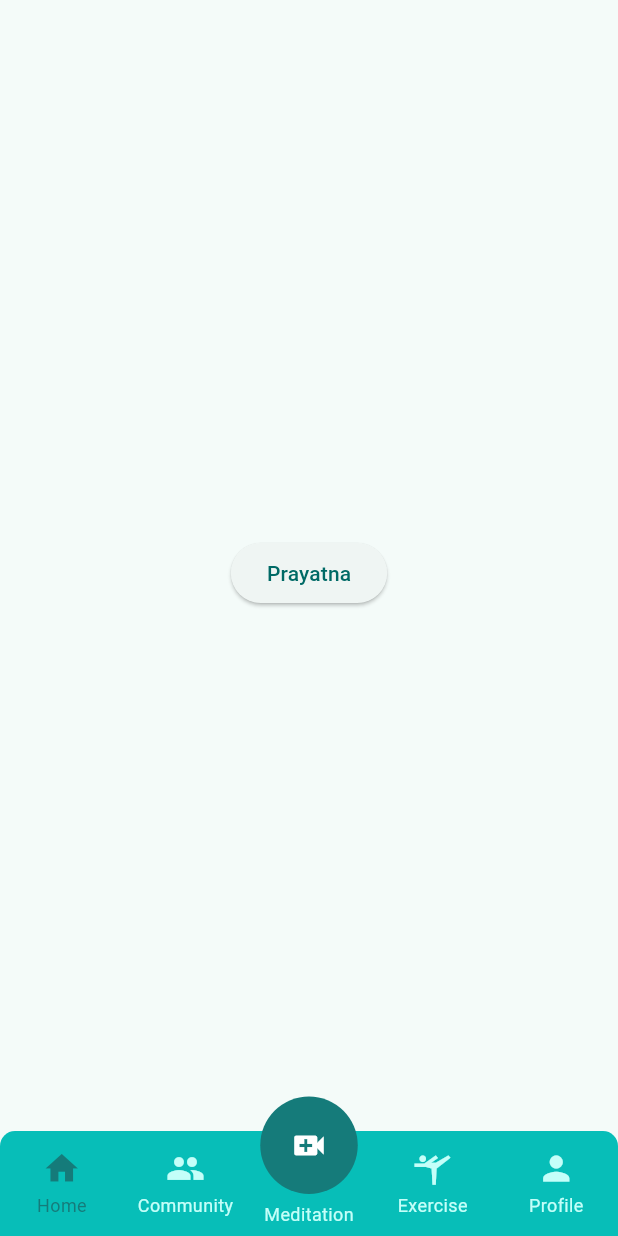
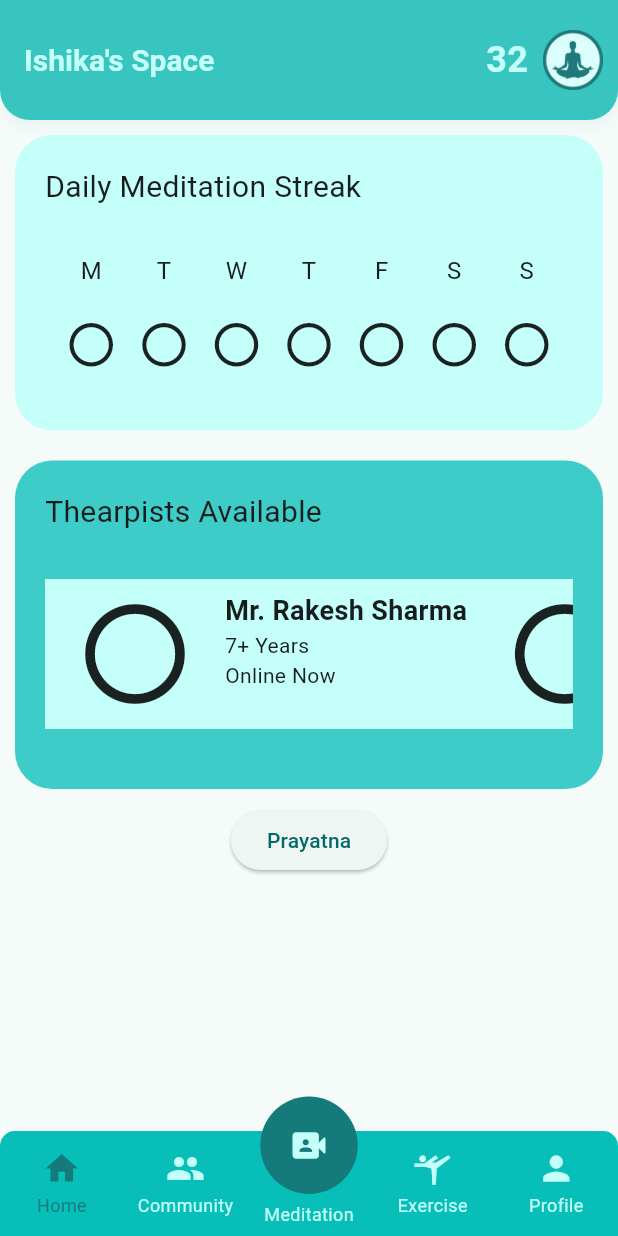
Before and after one commit to chiragbachwani/antarmitra, a Flutter app: the NavBar widget shown alone on an empty page, opened directly, on a phone screen of 412 x 824 dp. Run offline on Flutter 3.47's test engine with Material 3 defaults, Android fonts, the phone set to English and light mode, and no system bars; drawn by our look-alikes of persistent_bottom_nav_bar; our stand-ins replace cloud_firestore, firebase_auth, firebase_core, flutter_onboarding_slider, get, google_sign_in and 2 more; accounts and stored records are empty; network calls fail.

Commit message:
homescreen ui

```diff
--- /dev/null
+++ b/devtools_options.yaml
@@ -0,0 +1 @@
+extensions:
--- a/lib/navBar.dart
+++ b/lib/navBar.dart
@@ -1,10 +1,11 @@
-import 'package:antarmitra/screens/Homesceen.dart';
+// import 'package:antarmitra/screens/Homesceen.dart';
 import 'package:antarmitra/screens/community.dart';
 import 'package:antarmitra/screens/exercise.dart';
 import 'package:antarmitra/screens/meditation.dart';
 import 'package:antarmitra/screens/profile.dart';
 import 'package:antarmitra/utils/app_color.dart';
-import 'package:antarmitra/widgets/mediationDialog.dart';
+import 'package:antarmitra/screens/mediationDialog.dart';
+import 'package:antarmitra/screens/homescreen.dart';
 import 'package:flutter/material.dart';
 import 'package:persistent_bottom_nav_bar/persistent_tab_view.dart';
 
@@ -19,7 +20,7 @@
 
     List<Widget> buildScreens() {
       return [
-        const Home(),
+        Home(),
         const Community(),
         const DialogMeditation(),
         const Exercise(),
@@ -42,8 +43,10 @@
           activeColorPrimary: AppColor.sixth,
         ),
         PersistentBottomNavBarItem(
-          icon: const Icon(Icons.video_call),
+          icon: const Icon(Icons.video_camera_front_rounded),
           title: ("Meditation"),
+          activeColorSecondary: AppColor.fifth,
+          inactiveColorSecondary: AppColor.sixth,
           inactiveColorPrimary: AppColor.fifth,
           activeColorPrimary: AppColor.sixth,
         ),
--- a/lib/screens/homesceen.dart
+++ /dev/null
@@ -1,26 +0,0 @@
-import 'package:antarmitra/controller/homecontroller.dart';
-import 'package:antarmitra/routes/route_name.dart';
-import 'package:antarmitra/screens/prayatnascreen.dart';
-import 'package:flutter/material.dart';
-import 'package:get/get.dart';
-
-class Home extends StatelessWidget {
-  const Home({super.key});
-
-  @override
-  Widget build(BuildContext context) {
-    var controller = Get.find<homeController>();
-    return Scaffold(
-      body: Center(
-        child: Container(
-          child: ElevatedButton(
-            child: Text("Prayatna"),
-            onPressed: () {
-              Get.to( ()=>prayatnaCode());
-            },
-          ),
-        ),
-      ),
-    );
-  }
-}
--- /dev/null
+++ b/lib/screens/homescreen.dart
@@ -0,0 +1,191 @@
+import 'package:antarmitra/controller/homecontroller.dart';
+import 'package:antarmitra/routes/route_name.dart';
+import 'package:antarmitra/screens/prayatnascreen.dart';
+import 'package:antarmitra/utils/app_color.dart';
+import 'package:antarmitra/utils/app_constants.dart';
+import 'package:antarmitra/widgets/appBar.dart';
+import 'package:flutter/cupertino.dart';
+import 'package:flutter/material.dart';
+import 'package:flutter/widgets.dart';
+import 'package:get/get.dart';
+
+class Therapist {
+  final String name;
+  final String experience;
+  final bool isOnline;
+
+  Therapist({
+    required this.name,
+    required this.experience,
+    required this.isOnline,
+  });
+}
+
+class Home extends StatelessWidget {
+  Home({super.key});
+
+  final List<Therapist> therapists = [
+    Therapist(
+        name: "Mr. Rakesh Sharma", experience: "7+ Years", isOnline: true),
+    Therapist(name: "Ms. Priya Singh", experience: "5+ Years", isOnline: false),
+    Therapist(
+        name: "Dr. Rajesh Verma", experience: "10+ Years", isOnline: true),
+    // Add more therapists as needed
+  ];
+
+  @override
+  Widget build(BuildContext context) {
+    // var controller = Get.find<homeController>();
+    return Scaffold(
+        appBar: buildAppBar(text: 'Ishika\'s Space'),
+        body: Column(
+          children: [
+            SingleChildScrollView(
+                child: Container(
+              padding: const EdgeInsets.all(10),
+              child: Column(
+                children: [
+                  // const SizedBox(height: 20),
+                  // ignore: avoid_unnecessary_containers
+                  Container(
+                      decoration: BoxDecoration(
+                        borderRadius: BorderRadius.circular(25),
+                        color: AppColor.fifth,
+                      ),
+                      // color: AppColor.fifth,
+                      padding: const EdgeInsets.all(20),
+                      child: Column(
+                        children: [
+                          const Align(
+                            alignment: Alignment.centerLeft,
+                            child: Text('Daily Meditation Streak',
+                                style: TextStyle(fontSize: 20)),
+                          ),
+                          const SizedBox(height: 30),
+                          Row(
+                            mainAxisAlignment: MainAxisAlignment.spaceEvenly,
+                            children: [
+                              buildDay("M"),
+                              buildDay("T"),
+                              buildDay("W"),
+                              buildDay("T"),
+                              buildDay("F"),
+                              buildDay("S"),
+                              buildDay("S"),
+                            ],
+                          ),
+                          const SizedBox(
+                            height: 20,
+                          ),
+                        ],
+                      )),
+                  const SizedBox(height: 20),
+                  Container(
+                      decoration: BoxDecoration(
+                        borderRadius: BorderRadius.circular(25),
+                        color: AppColor.second,
+                      ),
+                      // color: AppColor.fifth,
+                      padding: const EdgeInsets.all(20),
+                      child: Column(
+                        children: [
+                          const Align(
+                            alignment: Alignment.centerLeft,
+                            child: Text('Thearpists Available',
+                                style: TextStyle(fontSize: 20)),
+                          ),
+                          const SizedBox(height: 30),
+                          Container(
+                            color: AppColor.fifth,
+                            height: 100,
+                            // width: 200,
+                            child: ListView.builder(
+                              scrollDirection: Axis.horizontal,
+                              physics: const BouncingScrollPhysics(),
+                              itemCount: therapists.length,
+                              itemBuilder: (context, index) {
+                                final therapist = therapists[index];
+                                return Padding(
+                                  padding: const EdgeInsets.symmetric(
+                                      vertical: 8.0, horizontal: 5.0),
+                                  child: Row(
+                                    children: [
+                                      const SizedBox(width: 5),
+                                      const SizedBox(width: 10),
+                                      const Icon(Icons.circle_outlined,
+                                          size: 80),
+                                      const SizedBox(
+                                          width: 20), // Adjust as needed
+                                      Column(
+                                        crossAxisAlignment:
+                                            CrossAxisAlignment.start,
+                                        children: [
+                                          Text(therapist.name,
+                                              style: const TextStyle(
+                                                  fontSize: 18,
+                                                  fontWeight: FontWeight.bold)),
+                                          Text(therapist.experience),
+                                          Text(therapist.isOnline
+                                              ? "Online Now"
+                                              : "Offline"),
+                                        ],
+                                      ),
+                                    ],
+                                  ),
+                                );
+                              },
+                            ),
+                          ),
+                          // const Row(
+                          //   // mainAxisAlignment: MainAxisAlignment.spaceBetween,
+                          //   // mainAxisAlignment: MainAxisAlignment.end,
+                          //   children: [
+                          //     SizedBox(width: 10),
+                          //     Icon(Icons.circle_outlined, size: 80),
+                          //     SizedBox(width: 70),
+                          //     Column(
+                          //       mainAxisAlignment: MainAxisAlignment.start,
+                          //       crossAxisAlignment: CrossAxisAlignment.start,
+                          //       children: [
+                          //         Text("Mr. Rakesh Sharma"),
+                          //         Text("7+ Years"),
+                          //         Text("Online Now")
+                          //       ],
+                          //     ),
+                          //     SizedBox(width: 10),
+                          //   ],
+                          // ),
+                          const SizedBox(
+                            height: 20,
+                          ),
+                        ],
+                      )),
+                ],
+              ),
+            )),
+            ElevatedButton(
+              child: const Text("Prayatna"),
+              onPressed: () {
+                Get.to(() => const prayatnaCode());
+              },
+            ),
+          ],
+        ));
+  }
+
+  buildDay(String text) {
+    return Column(
+      children: [
+        Text(
+          text,
+          style: const TextStyle(fontSize: 16),
+        ),
+        const SizedBox(height: 20),
+        const Icon(
+          Icons.circle_outlined,
+          size: 35,
+        )
+      ],
+    );
+  }
+}
--- a/lib/screens/splash.dart
+++ b/lib/screens/splash.dart
@@ -30,8 +30,8 @@
         color: Colors.white,
         child: Center(
           child: Image.asset(
-            ImagePath.coinLogo,
-            width: 100,
+            ImagePath.appLogo,
+            width: 150,
           ),
         ));
   }
--- a/lib/utils/app_constants.dart
+++ b/lib/utils/app_constants.dart
@@ -1,3 +1,4 @@
 class ImagePath {
   static const String coinLogo = 'assets/logos/coinLogo.png';
+  static const String appLogo = 'assets/logos/appLogoTrans.png';
 }
--- a/lib/widgets/appBar.dart
+++ b/lib/widgets/appBar.dart
@@ -1,4 +1,5 @@
 import 'package:antarmitra/utils/app_color.dart';
+import 'package:antarmitra/utils/app_constants.dart';
 import 'package:flutter/material.dart';
 
 buildAppBar({List<Widget>? actions, required String text, Widget? leading}) {
@@ -18,7 +19,27 @@
       style: const TextStyle(
           fontSize: 20, color: AppColor.fifth, fontWeight: FontWeight.bold),
     ),
-    actions: actions,
+    actions: <Widget>[
+      Row(
+        children: [
+          const Text(
+            '32',
+            style: TextStyle(
+              color: AppColor.fifth,
+              fontSize: 24,
+              fontWeight: FontWeight.bold,
+            ),
+          ),
+          const SizedBox(width: 10),
+          Image.asset(
+            ImagePath.coinLogo,
+            height: 40,
+            width: 40,
+          ),
+          const SizedBox(width: 10),
+        ],
+      ),
+    ],
     leading: leading,
   );
 }
```
Also changed, not shown: lib/screens/exercise.dart (+6 -2 lines), lib/screens/mediationDialog.dart (renamed from lib/widgets/mediationDialog.dart, +1 -21 lines), lib/screens/meditation.dart (+1 -21 lines), lib/screens/onboarding.dart (+44 -9 lines), lib/screens/sign_up.dart (+4 -8 lines), assets/logos/appLogoTrans.png (added), assets/logos/appLogoWhite.png (added), assets/logos/google_logo.png (added).
